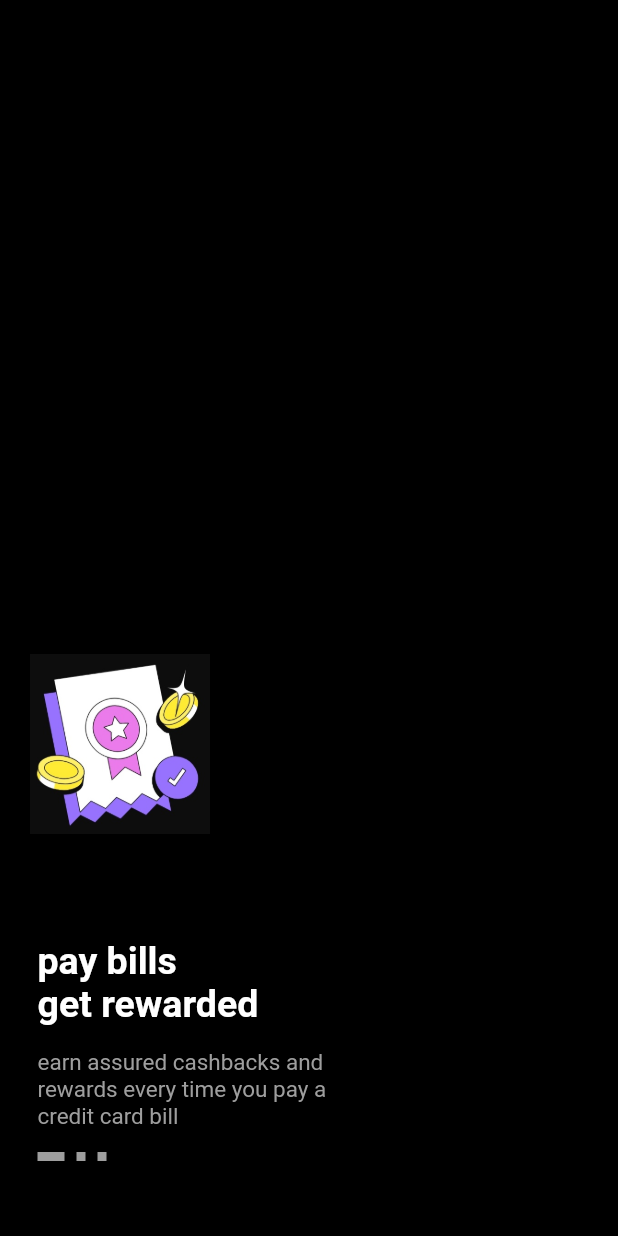
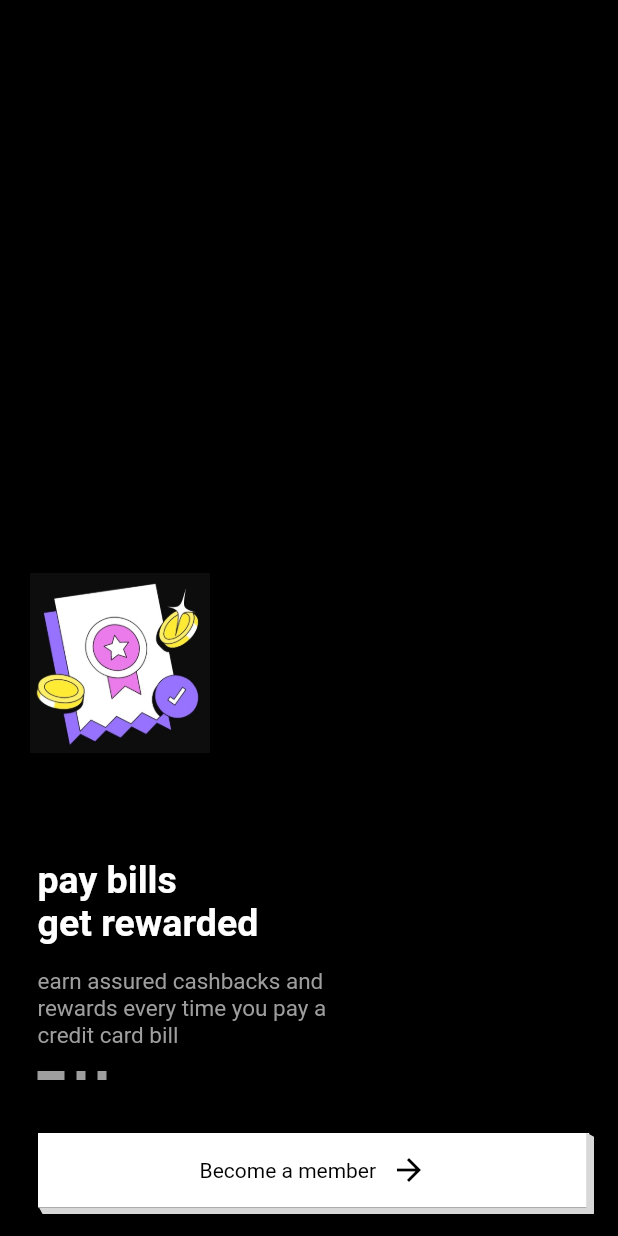
Before and after one commit to rohit0110/Cred, a Flutter app: the WelcomePage screen opened directly, on a phone screen of 412 x 824 dp. Run offline on Flutter 3.47's test engine with Material 2 defaults, Android fonts, the phone set to English and light mode, and no system bars; drawn by our look-alikes of smooth_page_indicator.

Commit message:
Add Welcome page to flow

```diff
--- a/lib/main.dart
+++ b/lib/main.dart
@@ -1,4 +1,4 @@
-import './pages/base_page/base_page.dart';
+import 'pages/welcome_page/welcome_page.dart';
 import 'package:flutter/material.dart';
 
 void main() {
@@ -16,7 +16,7 @@ class MyApp extends StatelessWidget {
       theme: ThemeData(
         primarySwatch: Colors.blue,
       ),
-      home: const BasePage(),
+      home: const WelcomePage(),
     );
   }
 }
--- a/lib/pages/welcome_page/welcome_page.dart
+++ b/lib/pages/welcome_page/welcome_page.dart
@@ -1,3 +1,4 @@
+import '../base_page/base_page.dart';
 import '../common_components/button/custom_button.dart';
 import '././utils/page_indicator.dart';
 import '././utils/welcome_card.dart';
@@ -67,8 +68,16 @@ class _WelcomePageState extends State<WelcomePage> {
               height: 35,
             ),
             //Use custom button
+            const CustomButton(
+              buttonSize: ButtonSize.large,
+              buttonActivity: ButtonActivity.initial,
+              buttonState: ButtonState.enabled,
+              title: "Become a member",
+              route: BasePage(),
+            )
           ],
         ),
-        ));
+      ),
+    );
   }
 }
```
Lines whose indentation alone changed are shown as unchanged.
